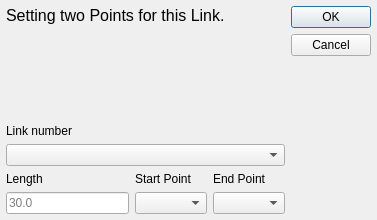
Above: core/draw/edit_link.ui from KmolYuan/Pyslvs-UI before the change. Below: the same form after it.
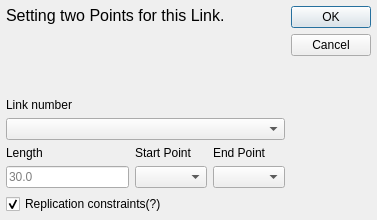
That is the form after the change. Icons and pictures are not drawn.

Commit message: Replication constraints functions between Lines and Chains.

Diff of the .ui file:
```diff
--- a/core/draw/edit_link.ui
+++ b/core/draw/edit_link.ui
@@ -159,6 +159,19 @@
        </item>
       </layout>
      </item>
+     <item>
+      <widget class="QCheckBox" name="isReplace">
+       <property name="toolTip">
+        <string>Remove the links that contain these points.</string>
+       </property>
+       <property name="text">
+        <string>Replication constraints(?)</string>
+       </property>
+       <property name="checked">
+        <bool>true</bool>
+       </property>
+      </widget>
+     </item>
     </layout>
    </item>
    <item>
```
The commit also changes 3 other files.
